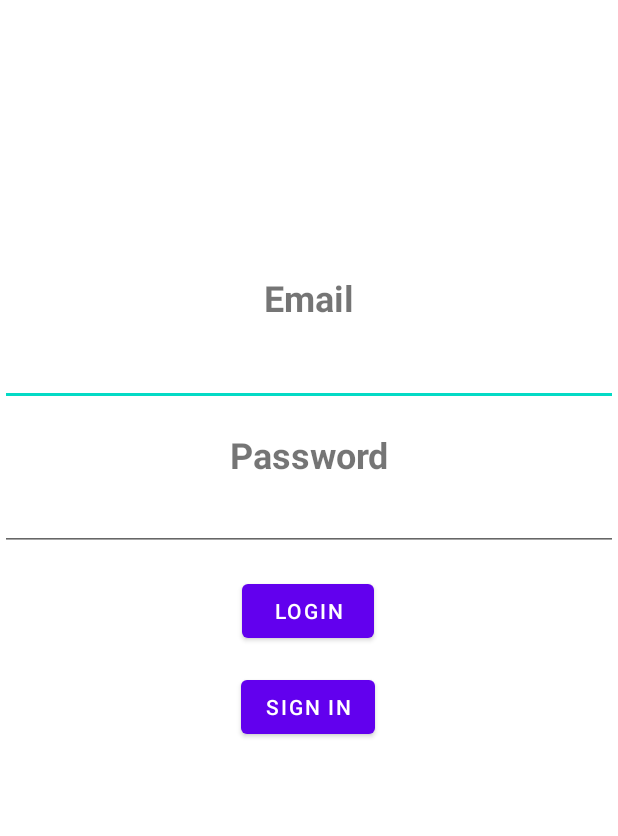
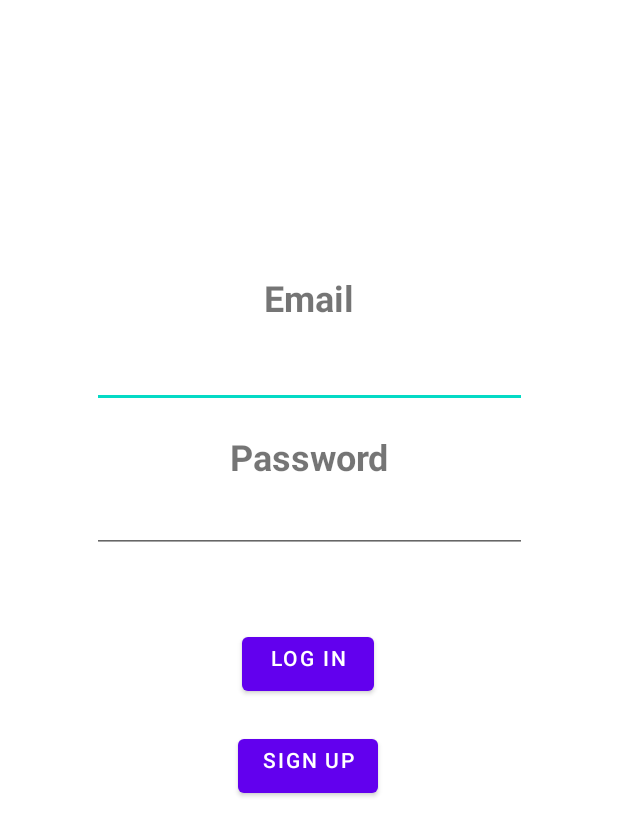
Before and after one commit to FBLador/PickApp, an Android app: the layout activity_login.xml on its own in the app's theme, with its tools: preview values and no code run, on a phone screen of 412 x 824 dp. Shown: the top 836 px of the screen. Run offline under Robolectric (Android 15) with nearby library versions, the phone set to English and light mode, and no system bars.

Commit message:
Add minor fix

```diff
--- a/app/src/main/java/it/unimib/pickapp/ui/LoginActivity.java
+++ b/app/src/main/java/it/unimib/pickapp/ui/LoginActivity.java
@@ -4,6 +4,10 @@ import androidx.appcompat.app.AppCompatActivity;
 
 import android.os.Bundle;
 
+import it.unimib.pickapp.R;
+/**
+ * It shows the login page.
+ */
 public class LoginActivity extends AppCompatActivity {
 
     @Override
--- a/app/src/main/res/layout/activity_login.xml
+++ b/app/src/main/res/layout/activity_login.xml
@@ -7,7 +7,7 @@
     tools:context=".ui.LoginActivity">
 
     <TextView
-        android:id="@+id/textView"
+        android:id="@+id/textViewEmail"
         android:layout_width="match_parent"
         android:layout_height="wrap_content"
         android:gravity="center_horizontal"
@@ -17,24 +17,26 @@
         android:textStyle="bold"
         app:layout_constraintBaseline_toTopOf="parent"
         app:layout_constraintBottom_toBottomOf="parent"
-        app:layout_constraintLeft_toLeftOf="parent"
-        app:layout_constraintRight_tRightOf="parent"
         app:layout_constraintTop_toTopOf="parent"
         app:layout_constraintVertical_bias="0.23000002" />
 
     <EditText
-        android:id="@+id/editTextTextEmailAddress2"
-        android:layout_width="match_parent"
-        android:layout_height="wrap_content"
+        android:id="@+id/editTextTextEmailAddress"
+        android:layout_width="290dp"
+        android:layout_height="49dp"
         android:layout_marginTop="8dp"
+        android:autofillHints="no"
         android:ems="10"
         android:inputType="textEmailAddress"
         android:minHeight="48dp"
-        app:layout_constraintTop_toBottomOf="@+id/textView"
-        tools:ignore="SpeakableTextPresentCheck" />
+        android:gravity="center_horizontal"
+        app:layout_constraintEnd_toEndOf="parent"
+        app:layout_constraintStart_toStartOf="parent"
+        app:layout_constraintTop_toBottomOf="@+id/textViewEmail"
+        tools:ignore="LabelFor,SpeakableTextPresentCheck" />
 
     <TextView
-        android:id="@+id/textView1"
+        android:id="@+id/textViewPassword"
         android:layout_width="0dp"
         android:layout_height="wrap_content"
         android:layout_marginTop="16dp"
@@ -42,52 +44,56 @@
         android:textAlignment="center"
         android:textSize="24sp"
         android:textStyle="bold"
+        android:gravity="center_horizontal"
         app:layout_constraintEnd_toEndOf="parent"
         app:layout_constraintStart_toStartOf="parent"
-        app:layout_constraintTop_toBottomOf="@+id/editTextTextEmailAddress2"
-        android:gravity="center_horizontal" />
+        app:layout_constraintTop_toBottomOf="@+id/editTextTextEmailAddress"/>
 
     <EditText
-        android:id="@+id/editTextTextPassword3"
-        android:layout_width="match_parent"
-        android:layout_height="wrap_content"
+        android:id="@+id/editTextTextPassword"
+        android:layout_width="290dp"
+        android:layout_height="48dp"
         android:ems="10"
+        android:importantForAutofill="no"
         android:inputType="textPassword"
         android:minHeight="48dp"
+        android:gravity="center_horizontal"
         app:layout_constraintEnd_toEndOf="parent"
         app:layout_constraintStart_toStartOf="parent"
-        app:layout_constraintTop_toBottomOf="@+id/textView1"
-        tools:ignore="SpeakableTextPresentCheck" />
+        app:layout_constraintTop_toBottomOf="@+id/textViewPassword"
+        tools:ignore="LabelFor,SpeakableTextPresentCheck" />
 
     <Button
-        android:id="@+id/button"
+        android:id="@+id/buttonLogin"
         android:layout_width="wrap_content"
         android:layout_height="wrap_content"
         android:layout_marginStart="8dp"
         android:layout_marginLeft="8dp"
-        android:layout_marginTop="16dp"
+        android:layout_marginTop="50dp"
         android:layout_marginEnd="8dp"
         android:layout_marginRight="8dp"
         android:text="@string/login"
+        android:gravity="center_horizontal"
         app:layout_constraintEnd_toEndOf="parent"
         app:layout_constraintHorizontal_bias="0.498"
         app:layout_constraintStart_toStartOf="parent"
-        app:layout_constraintTop_toBottomOf="@+id/editTextTextPassword3" />
+        app:layout_constraintTop_toBottomOf="@+id/editTextTextPassword" />
 
     <Button
-        android:id="@+id/button2"
+        android:id="@+id/buttonSignUp"
         android:layout_width="wrap_content"
         android:layout_height="wrap_content"
         android:layout_marginStart="8dp"
         android:layout_marginLeft="8dp"
-        android:layout_marginTop="16dp"
+        android:layout_marginTop="20dp"
         android:layout_marginEnd="8dp"
         android:layout_marginRight="8dp"
-        android:text="@string/signIn"
+        android:text="@string/signUp"
+        android:gravity="center_horizontal"
         app:layout_constraintEnd_toEndOf="parent"
         app:layout_constraintHorizontal_bias="0.498"
         app:layout_constraintStart_toStartOf="parent"
-        app:layout_constraintTop_toBottomOf="@+id/button" />
+        app:layout_constraintTop_toBottomOf="@+id/buttonLogin" />
 
 
 </androidx.constraintlayout.widget.ConstraintLayout>
--- a/app/src/main/res/values/strings.xml
+++ b/app/src/main/res/values/strings.xml
@@ -5,12 +5,17 @@
     <string name="location">Location</string>
     <string name="calendar">Calendar</string>
     <string name="account">Account</string>
+
     <string name="password">Password</string>
     <string name="email">Email</string>
-    <string name="login">Login</string>
-    <string name="signIn">Sign in</string>
+
+    <string name="login">Log in</string>
+    <string name="signUp">Sign up</string>
 
     <!-- TODO: Remove or change this placeholder text -->
     <string name="hello_blank_fragment">Hello blank fragment</string>
+    <string name="name">Name</string>
+    <string name="surname">Surname</string>
+    <string name="next">Next</string>
 
 </resources>
```
